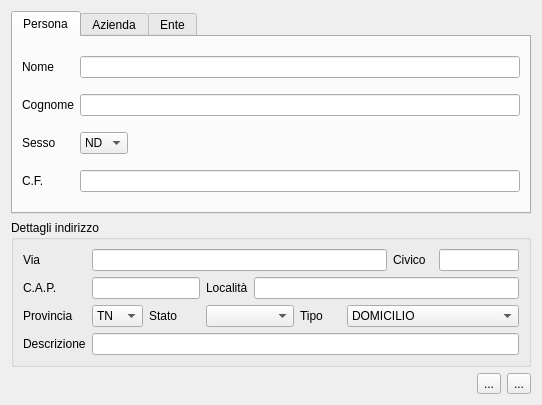
Before: the Qt Designer form src/com/axiastudio/suite/anagrafiche/forms/quickinsertsoggetto.ui in tizianolattisi/suitegda, drawn with Qt 5.
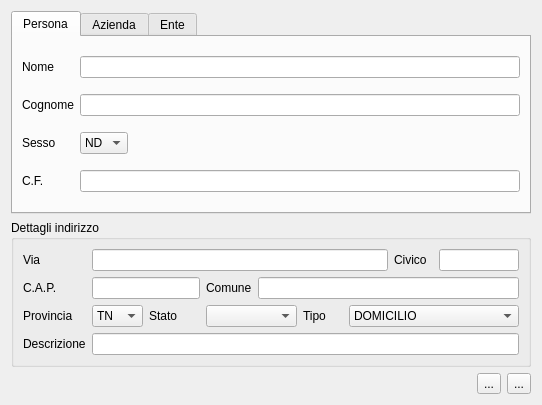
After: the same form once the commit is applied.

Commit message: Indirizzi: Località diviso in Frazione e Comune

What changed in the file:
```diff
--- a/src/com/axiastudio/suite/anagrafiche/forms/quickinsertsoggetto.ui
+++ b/src/com/axiastudio/suite/anagrafiche/forms/quickinsertsoggetto.ui
@@ -287,7 +287,7 @@
       <item row="1" column="3">
        <widget class="QLabel" name="label_5">
         <property name="text">
-         <string>Località</string>
+         <string>Comune</string>
         </property>
        </widget>
       </item>
```
Left out of the diff: 6 changed lines with no effect on the pictures. The commit also changes 4 other files.
